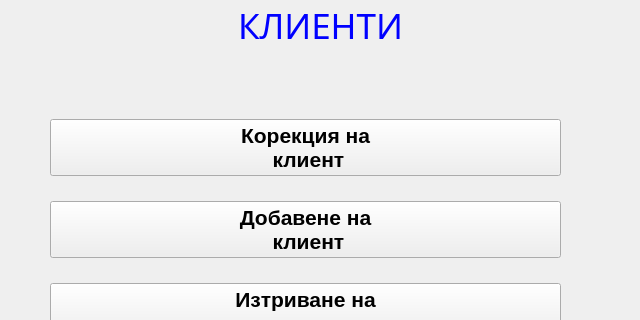
Old version of the form clientsform.ui in the repository JohnnyBrawo/CarServ; both pictures show x 0 to 640 and y 0 to 320 of the 640 by 480 pixel window.
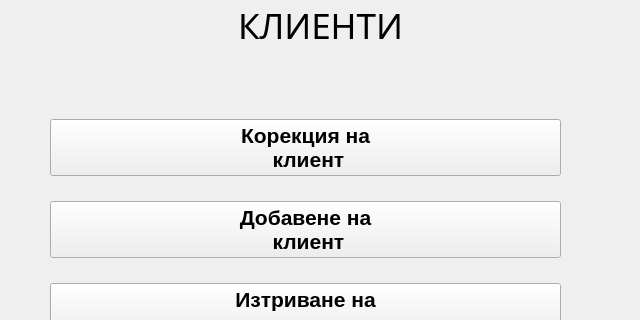
New version of the form. Icons and pictures are not drawn.

Commit message: Clients form changes

The edit to the form file:
```diff
--- a/clientsform.ui
+++ b/clientsform.ui
@@ -19,9 +19,6 @@
   <property name="windowTitle">
    <string>Dialog</string>
   </property>
-  <property name="styleSheet">
-   <string notr="true">background-image: url(:/images/clients2.png);</string>
-  </property>
   <widget class="QLabel" name="L_MainLabel">
    <property name="geometry">
     <rect>
@@ -37,9 +34,6 @@
      <pointsize>26</pointsize>
     </font>
    </property>
-   <property name="styleSheet">
-    <string notr="true">color: rgb(0, 0, 255);</string>
-   </property>
    <property name="text">
     <string>КЛИЕНТИ</string>
    </property>
@@ -66,7 +60,7 @@
     <string>Назад</string>
    </property>
   </widget>
-  <widget class="QWidget" name="">
+  <widget class="QWidget" name="layoutWidget">
    <property name="geometry">
     <rect>
      <x>50</x>
```
The commit also changes 7 other files.
